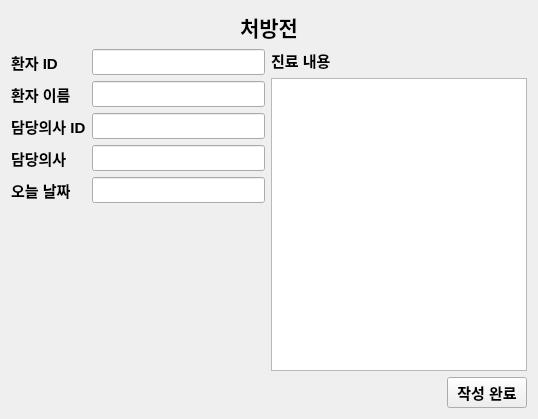
Qt form Project/src/viewer/ImageViewerSW/prescription.ui (AndaCondaa/Dental_Imaging_SW_System) before a commit.
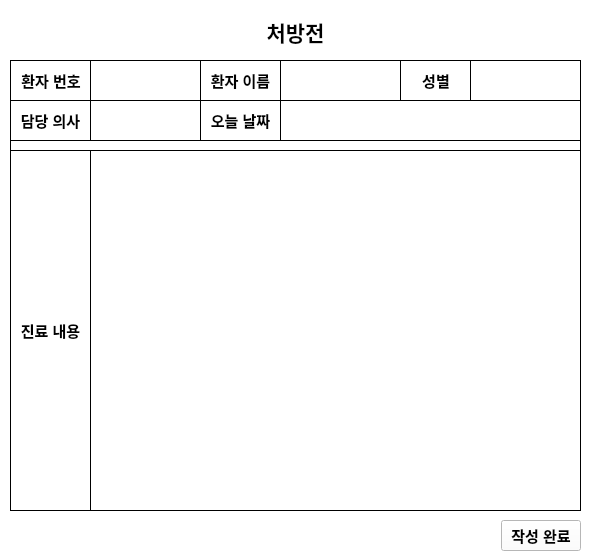
The same form after that commit.

Diff of the .ui file:
```diff
--- a/Project/src/viewer/ImageViewerSW/prescription.ui
+++ b/Project/src/viewer/ImageViewerSW/prescription.ui
@@ -6,15 +6,61 @@
    <rect>
     <x>0</x>
     <y>0</y>
-    <width>538</width>
-    <height>419</height>
+    <width>592</width>
+    <height>560</height>
    </rect>
   </property>
   <property name="windowTitle">
    <string>Form</string>
   </property>
+  <property name="styleSheet">
+   <string notr="true">background-color: rgb(255, 255, 255);</string>
+  </property>
+  <widget class="QLabel" name="label_4">
+   <property name="geometry">
+    <rect>
+     <x>10</x>
+     <y>140</y>
+     <width>571</width>
+     <height>16</height>
+    </rect>
+   </property>
+   <property name="styleSheet">
+    <string notr="true">border-width: 1px;
+border-style: solid;
+border-radius: 0px;</string>
+   </property>
+   <property name="text">
+    <string/>
+   </property>
+  </widget>
+  <widget class="QWidget" name="layoutWidget">
+   <property name="geometry">
+    <rect>
+     <x>10</x>
+     <y>6</y>
+     <width>571</width>
+     <height>52</height>
+    </rect>
+   </property>
   <layout class="QGridLayout" name="gridLayout">
-   <item row="0" column="0">
+    <item row="2" column="0">
+     <spacer name="verticalSpacer">
+      <property name="orientation">
+       <enum>Qt::Vertical</enum>
+      </property>
+      <property name="sizeType">
+       <enum>QSizePolicy::Fixed</enum>
+      </property>
+      <property name="sizeHint" stdset="0">
+       <size>
+        <width>20</width>
+        <height>10</height>
+       </size>
+      </property>
+     </spacer>
+    </item>
+    <item row="1" column="0">
     <widget class="QLabel" name="label">
      <property name="font">
       <font>
@@ -30,169 +76,295 @@
      </property>
     </widget>
    </item>
-   <item row="1" column="0">
-    <layout class="QHBoxLayout" name="horizontalLayout">
-     <item>
-      <layout class="QFormLayout" name="formLayout">
        <item row="0" column="0">
+     <spacer name="verticalSpacer_2">
+      <property name="orientation">
+       <enum>Qt::Vertical</enum>
+      </property>
+      <property name="sizeType">
+       <enum>QSizePolicy::Fixed</enum>
+      </property>
+      <property name="sizeHint" stdset="0">
+       <size>
+        <width>20</width>
+        <height>10</height>
+       </size>
+      </property>
+     </spacer>
+    </item>
+   </layout>
+  </widget>
         <widget class="QLabel" name="label_2">
+   <property name="geometry">
+    <rect>
+     <x>10</x>
+     <y>60</y>
+     <width>82</width>
+     <height>41</height>
+    </rect>
+   </property>
          <property name="font">
           <font>
            <pointsize>11</pointsize>
            <bold>true</bold>
           </font>
          </property>
+   <property name="styleSheet">
+    <string notr="true">border-width: 1px;
+border-style: solid;
+border-radius: 0px;</string>
+   </property>
          <property name="text">
-          <string>환자 ID</string>
+    <string>환자 번호</string>
+   </property>
+   <property name="alignment">
+    <set>Qt::AlignCenter</set>
          </property>
          <property name="buddy">
           <cstring>PatientID</cstring>
          </property>
         </widget>
-       </item>
-       <item row="0" column="1">
         <widget class="QLineEdit" name="PatientID">
+   <property name="geometry">
+    <rect>
+     <x>90</x>
+     <y>60</y>
+     <width>112</width>
+     <height>41</height>
+    </rect>
+   </property>
          <property name="font">
           <font>
            <pointsize>11</pointsize>
           </font>
          </property>
-        </widget>
-       </item>
-       <item row="1" column="0">
+   <property name="styleSheet">
+    <string notr="true">border-width: 1px;
+border-style: solid;
+border-radius: 0px;</string>
+   </property>
+   <property name="alignment">
+    <set>Qt::AlignCenter</set>
+   </property>
+  </widget>
         <widget class="QLabel" name="label_3">
+   <property name="geometry">
+    <rect>
+     <x>200</x>
+     <y>60</y>
+     <width>81</width>
+     <height>41</height>
+    </rect>
+   </property>
          <property name="font">
           <font>
            <pointsize>11</pointsize>
            <bold>true</bold>
           </font>
          </property>
+   <property name="styleSheet">
+    <string notr="true">border-width: 1px;
+border-style: solid;
+border-radius: 0px;</string>
+   </property>
          <property name="text">
           <string>환자 이름</string>
          </property>
+   <property name="alignment">
+    <set>Qt::AlignCenter</set>
+   </property>
          <property name="buddy">
           <cstring>PatientName</cstring>
          </property>
         </widget>
-       </item>
-       <item row="2" column="0">
-        <widget class="QLabel" name="label_4">
-         <property name="font">
-          <font>
-           <pointsize>11</pointsize>
-           <bold>true</bold>
-          </font>
-         </property>
-         <property name="text">
-          <string>담당의사 ID</string>
-         </property>
-         <property name="buddy">
-          <cstring>DoctorID</cstring>
-         </property>
-        </widget>
-       </item>
-       <item row="3" column="0">
-        <widget class="QLabel" name="label_5">
+  <widget class="QLineEdit" name="PatientName">
+   <property name="geometry">
+    <rect>
+     <x>280</x>
+     <y>60</y>
+     <width>121</width>
+     <height>41</height>
+    </rect>
+   </property>
          <property name="font">
           <font>
            <pointsize>11</pointsize>
-           <bold>true</bold>
-          </font>
-         </property>
-         <property name="text">
-          <string>담당의사</string>
-         </property>
-         <property name="buddy">
-          <cstring>DoctorName</cstring>
-         </property>
-        </widget>
-       </item>
-       <item row="4" column="0">
+    </font>
+   </property>
+   <property name="styleSheet">
+    <string notr="true">border-width: 1px;
+border-style: solid;
+border-radius: 0px;</string>
+   </property>
+   <property name="alignment">
+    <set>Qt::AlignCenter</set>
+   </property>
+  </widget>
         <widget class="QLabel" name="label_6">
+   <property name="geometry">
+    <rect>
+     <x>200</x>
+     <y>100</y>
+     <width>81</width>
+     <height>41</height>
+    </rect>
+   </property>
          <property name="font">
           <font>
            <pointsize>11</pointsize>
            <bold>true</bold>
           </font>
          </property>
+   <property name="styleSheet">
+    <string notr="true">border-width: 1px;
+border-style: solid;
+border-radius: 0px;</string>
+   </property>
          <property name="text">
           <string>오늘 날짜</string>
          </property>
+   <property name="alignment">
+    <set>Qt::AlignCenter</set>
+   </property>
          <property name="buddy">
-          <cstring>lineEdit_5</cstring>
-         </property>
-        </widget>
-       </item>
-       <item row="1" column="1">
-        <widget class="QLineEdit" name="PatientName">
+    <cstring>Date</cstring>
+   </property>
+  </widget>
+  <widget class="QLineEdit" name="Date">
+   <property name="geometry">
+    <rect>
+     <x>280</x>
+     <y>100</y>
+     <width>301</width>
+     <height>41</height>
+    </rect>
+   </property>
          <property name="font">
           <font>
            <pointsize>11</pointsize>
           </font>
          </property>
-        </widget>
-       </item>
-       <item row="2" column="1">
-        <widget class="QLineEdit" name="DoctorID">
+   <property name="styleSheet">
+    <string notr="true">border-width: 1px;
+border-style: solid;
+border-radius: 0px;</string>
+   </property>
+   <property name="alignment">
+    <set>Qt::AlignCenter</set>
+   </property>
+  </widget>
+  <widget class="QLabel" name="label_5">
+   <property name="geometry">
+    <rect>
+     <x>10</x>
+     <y>100</y>
+     <width>81</width>
+     <height>41</height>
+    </rect>
+   </property>
          <property name="font">
           <font>
            <pointsize>11</pointsize>
-          </font>
-         </property>
-        </widget>
-       </item>
-       <item row="3" column="1">
+     <bold>true</bold>
+    </font>
+   </property>
+   <property name="styleSheet">
+    <string notr="true">border-width: 1px;
+border-style: solid;
+border-radius: 0px;</string>
+   </property>
+   <property name="text">
+    <string>담당 의사</string>
+   </property>
+   <property name="alignment">
+    <set>Qt::AlignCenter</set>
+   </property>
+   <property name="buddy">
+    <cstring>DoctorName</cstring>
+   </property>
+  </widget>
         <widget class="QLineEdit" name="DoctorName">
-         <property name="font">
-          <font>
-           <pointsize>11</pointsize>
-          </font>
-         </property>
-        </widget>
-       </item>
-       <item row="4" column="1">
-        <widget class="QLineEdit" name="lineEdit_5">
+   <property name="geometry">
+    <rect>
+     <x>90</x>
+     <y>100</y>
+     <width>111</width>
+     <height>41</height>
+    </rect>
+   </property>
          <property name="font">
           <font>
            <pointsize>11</pointsize>
           </font>
          </property>
-        </widget>
-       </item>
-      </layout>
-     </item>
-     <item>
-      <layout class="QVBoxLayout" name="verticalLayout">
-       <item>
+   <property name="styleSheet">
+    <string notr="true">border-width: 1px;
+border-style: solid;
+border-radius: 0px;</string>
+   </property>
+   <property name="alignment">
+    <set>Qt::AlignCenter</set>
+   </property>
+  </widget>
         <widget class="QLabel" name="label_7">
+   <property name="geometry">
+    <rect>
+     <x>10</x>
+     <y>150</y>
+     <width>81</width>
+     <height>361</height>
+    </rect>
+   </property>
          <property name="font">
           <font>
            <pointsize>11</pointsize>
            <bold>true</bold>
           </font>
          </property>
+   <property name="styleSheet">
+    <string notr="true">border-width: 1px;
+border-style: solid;
+border-radius: 0px;</string>
+   </property>
          <property name="text">
           <string>진료 내용</string>
          </property>
+   <property name="alignment">
+    <set>Qt::AlignCenter</set>
+   </property>
          <property name="buddy">
           <cstring>textEdit</cstring>
          </property>
         </widget>
-       </item>
-       <item>
         <widget class="QTextEdit" name="textEdit">
+   <property name="geometry">
+    <rect>
+     <x>90</x>
+     <y>150</y>
+     <width>491</width>
+     <height>361</height>
+    </rect>
+   </property>
          <property name="font">
           <font>
            <pointsize>11</pointsize>
           </font>
          </property>
-        </widget>
-       </item>
-      </layout>
-     </item>
-    </layout>
-   </item>
-   <item row="2" column="0">
+   <property name="styleSheet">
+    <string notr="true">border-width: 1px;
+border-style: solid;
+border-radius: 0px;</string>
+   </property>
+  </widget>
+  <widget class="QWidget" name="layoutWidget">
+   <property name="geometry">
+    <rect>
+     <x>10</x>
+     <y>520</y>
+     <width>571</width>
+     <height>31</height>
+    </rect>
+   </property>
     <layout class="QHBoxLayout" name="horizontalLayout_3">
      <item>
       <spacer name="horizontalSpacer">
@@ -221,8 +393,60 @@
       </widget>
      </item>
     </layout>
-   </item>
-  </layout>
+  </widget>
+  <widget class="QLabel" name="label_8">
+   <property name="geometry">
+    <rect>
+     <x>400</x>
+     <y>60</y>
+     <width>72</width>
+     <height>41</height>
+    </rect>
+   </property>
+   <property name="font">
+    <font>
+     <pointsize>11</pointsize>
+     <bold>true</bold>
+    </font>
+   </property>
+   <property name="styleSheet">
+    <string notr="true">border-width: 1px;
+border-style: solid;
+border-radius: 0px;</string>
+   </property>
+   <property name="text">
+    <string>성별</string>
+   </property>
+   <property name="alignment">
+    <set>Qt::AlignCenter</set>
+   </property>
+   <property name="buddy">
+    <cstring>PatientName</cstring>
+   </property>
+  </widget>
+  <widget class="QLineEdit" name="PatientSex">
+   <property name="geometry">
+    <rect>
+     <x>470</x>
+     <y>60</y>
+     <width>111</width>
+     <height>41</height>
+    </rect>
+   </property>
+   <property name="font">
+    <font>
+     <pointsize>11</pointsize>
+    </font>
+   </property>
+   <property name="styleSheet">
+    <string notr="true">border-width: 1px;
+border-style: solid;
+border-radius: 0px;</string>
+   </property>
+   <property name="alignment">
+    <set>Qt::AlignCenter</set>
+   </property>
+  </widget>
  </widget>
  <resources/>
  <connections/>
```
Left out of the diff: 2 changed lines with no effect on the pictures. Lines whose indentation alone changed are shown as unchanged.
